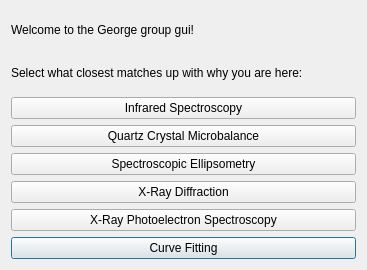
First picture: the form in src/Ui_Files/Dialogs/start_dialog.ui, repository austinmcano/GGG, before the edit.
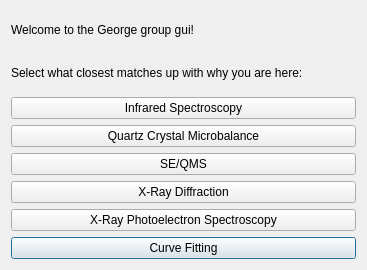
Second picture: the form after the edit.

The edit to the form file:
```diff
--- a/src/Ui_Files/Dialogs/start_dialog.ui
+++ b/src/Ui_Files/Dialogs/start_dialog.ui
@@ -30,7 +30,7 @@
    <item row="4" column="1">
     <widget class="QPushButton" name="SE_pb">
      <property name="text">
-      <string>Spectroscopic Ellipsometry</string>
+      <string>SE/QMS</string>
      </property>
     </widget>
    </item>
```
